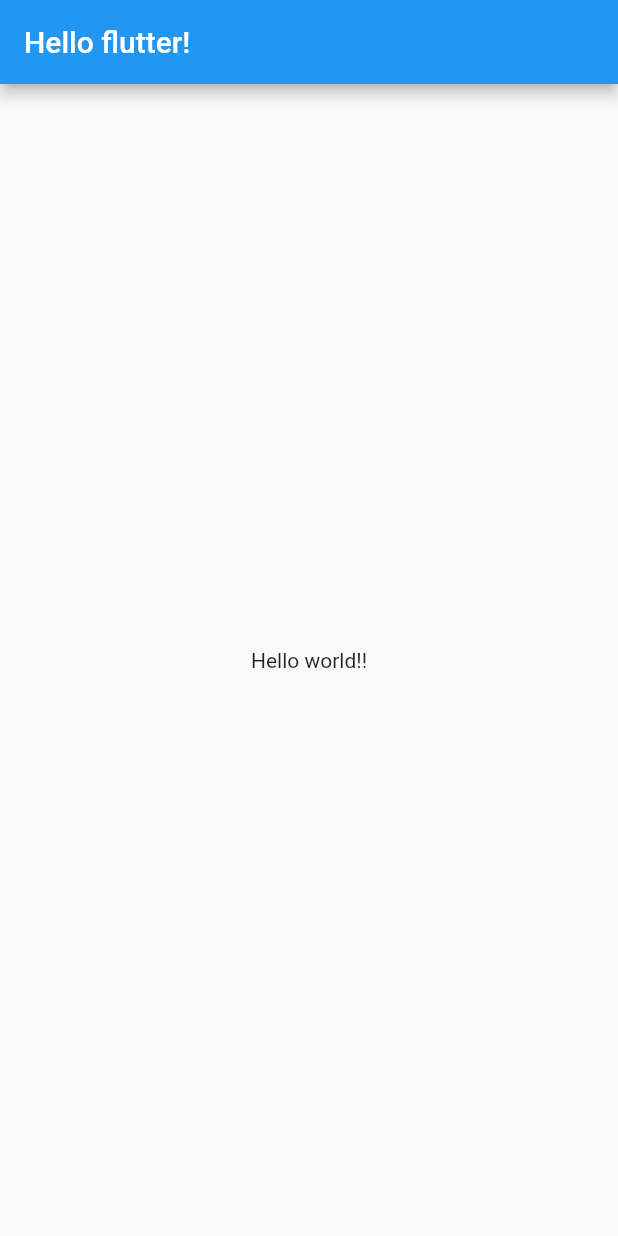
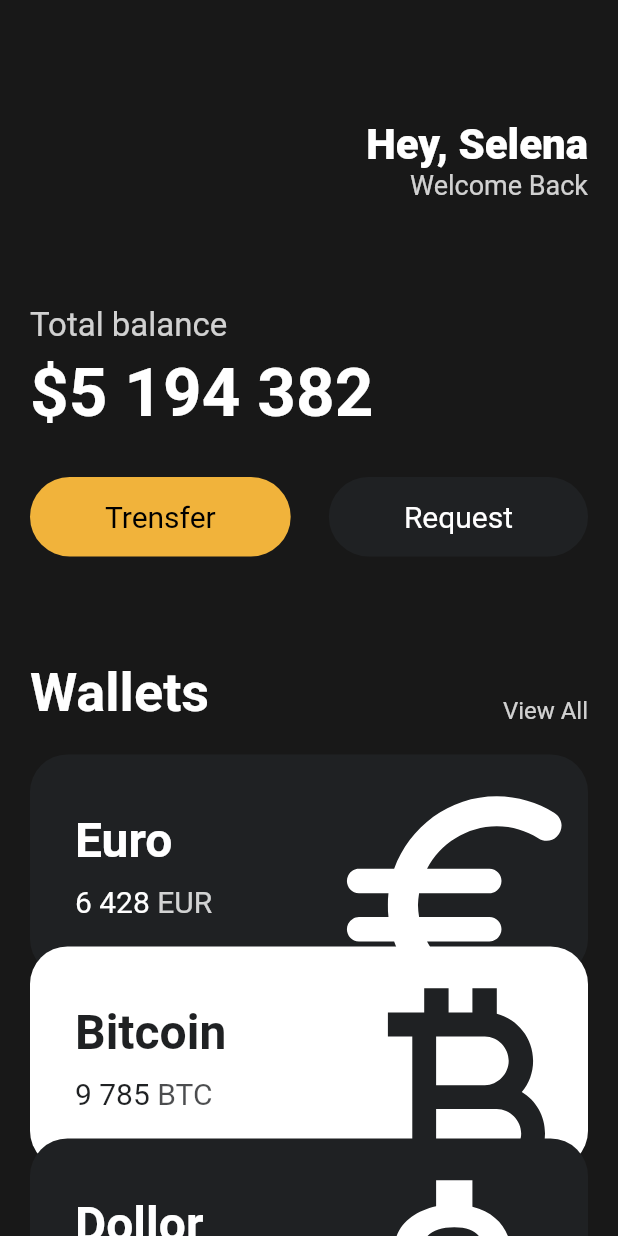
Before and after one commit to sora-yeon/flutter-toonflix, a Flutter app: the screen it shows after launch, on a phone screen of 412 x 824 dp. Run offline on Flutter 3.47's test engine with Material 2 defaults, Android fonts, the phone set to English and light mode, and no system bars.

Commit message:
StatelessWidget으로 UI 그리기

```diff
--- a/lib/main.dart
+++ b/lib/main.dart
@@ -1,8 +1,10 @@
 import 'package:flutter/material.dart';
+import 'package:toonflix/widgets/button.dart';
+import 'package:toonflix/widgets/currency_card.dart';
 
 void main() {
   // dart 프로그램의 진입점
-  runApp(App());
+  runApp(const App());
   // = runApp(new App()), dart는 new를 안써도 됨.
   // runApp(Widget)
   // ㄴ flutter widget category에서 많은 위젯을 볼 수 있음. 결국 다 custom하긴 해야될듯?
@@ -10,6 +12,8 @@ void main() {
 }
 
 class App extends StatelessWidget {
+  const App({super.key});
+
   // flutter SDK의 3개의 core Widget중 하나를 상속 받아야 함
   // StatelessWidget
   // build method
@@ -31,11 +35,138 @@ class App extends StatelessWidget {
       // scaffold가 필요함(레이아웃을 잡아주기 위함)
       // named parameter를 사용한 생성자함수를 호출한다.
       home: Scaffold(
-        appBar: AppBar(
-          title: Text("Hello flutter!"),
-        ),
-        body: Center(
-          child: Text("Hello world!!"),
+        backgroundColor: const Color(0xFF181818),
+        body: SingleChildScrollView(
+          child: Padding(
+            padding: const EdgeInsets.symmetric(
+              horizontal: 20,
+            ),
+            child: Column(
+              crossAxisAlignment: CrossAxisAlignment.start,
+              children: [
+                const SizedBox(
+                  height: 80,
+                ),
+                Row(
+                  mainAxisAlignment: MainAxisAlignment.end,
+                  children: [
+                    Column(
+                      crossAxisAlignment: CrossAxisAlignment.end,
+                      children: [
+                        const Text(
+                          'Hey, Selena',
+                          style: TextStyle(
+                            color: Colors.white,
+                            fontSize: 28,
+                            fontWeight: FontWeight.w800,
+                          ),
+                        ),
+                        Text(
+                          'Welcome Back',
+                          style: TextStyle(
+                            color: Colors.white.withOpacity(0.8),
+                            fontSize: 18,
+                          ),
+                        ),
+                      ],
+                    )
+                  ],
+                ),
+                const SizedBox(
+                  height: 70,
+                ),
+                Text(
+                  'Total balance',
+                  style: TextStyle(
+                    color: Colors.white.withOpacity(0.8),
+                    fontSize: 22,
+                  ),
+                ),
+                const SizedBox(
+                  height: 5,
+                ),
+                const Text(
+                  '\$5 194 382',
+                  style: TextStyle(
+                    color: Colors.white,
+                    fontSize: 45,
+                    fontWeight: FontWeight.w600,
+                  ),
+                ),
+                const SizedBox(
+                  height: 30,
+                ),
+                const Row(
+                  mainAxisAlignment: MainAxisAlignment.spaceBetween,
+                  children: [
+                    Button(
+                      text: 'Trensfer',
+                      bgColor: Color(0xFFF1B33B),
+                      textColor: Colors.black,
+                    ),
+                    Button(
+                      text: 'Request',
+                      bgColor: Color(0xFF1F2123),
+                      textColor: Colors.white,
+                    ),
+                  ],
+                ),
+                const SizedBox(
+                  height: 70,
+                ),
+                Row(
+                  crossAxisAlignment: CrossAxisAlignment.end,
+                  mainAxisAlignment: MainAxisAlignment.spaceBetween,
+                  children: [
+                    const Text(
+                      'Wallets',
+                      style: TextStyle(
+                          color: Colors.white,
+                          fontSize: 36,
+                          fontWeight: FontWeight.w600),
+                    ),
+                    Text(
+                      'View All',
+                      style: TextStyle(
+                        color: Colors.white.withOpacity(0.8),
+                        fontSize: 16,
+                      ),
+                    ),
+                  ],
+                ),
+                const SizedBox(
+                  height: 20,
+                ),
+                const CurrencyCard(
+                  name: 'Euro',
+                  code: 'EUR',
+                  amount: '6 428',
+                  icon: Icons.euro_rounded,
+                  isInverted: false,
+                ),
+                Transform.translate(
+                  offset: const Offset(0, -20),
+                  child: const CurrencyCard(
+                    name: 'Bitcoin',
+                    code: 'BTC',
+                    amount: '9 785',
+                    icon: Icons.currency_bitcoin,
+                    isInverted: true,
+                  ),
+                ),
+                Transform.translate(
+                  offset: const Offset(0, -40),
+                  child: const CurrencyCard(
+                    name: 'Dollor',
+                    code: 'USD',
+                    amount: '428',
+                    icon: Icons.attach_money_outlined,
+                    isInverted: false,
+                  ),
+                )
+              ],
+            ),
+          ),
         ),
       ),
     );
--- /dev/null
+++ b/lib/widgets/button.dart
@@ -0,0 +1,37 @@
+import 'package:flutter/material.dart';
+
+class Button extends StatelessWidget {
+  final String text;
+  final Color bgColor;
+  final Color textColor;
+
+  const Button({
+    super.key,
+    required this.text,
+    required this.bgColor,
+    required this.textColor,
+  });
+
+  @override
+  Widget build(BuildContext context) {
+    return Container(
+      decoration: BoxDecoration(
+        color: bgColor,
+        borderRadius: BorderRadius.circular(45),
+      ),
+      child: Padding(
+        padding: const EdgeInsets.symmetric(
+          vertical: 15,
+          horizontal: 50,
+        ),
+        child: Text(
+          text,
+          style: TextStyle(
+            color: textColor,
+            fontSize: 20,
+          ),
+        ),
+      ),
+    );
+  }
+}
--- /dev/null
+++ b/lib/widgets/currency_card.dart
@@ -0,0 +1,87 @@
+import 'package:flutter/material.dart';
+
+class CurrencyCard extends StatelessWidget {
+  final String name, code, amount;
+  final IconData icon;
+  final bool isInverted;
+
+  final blackColor = const Color(0xFF1F2123);
+
+  const CurrencyCard({
+    super.key,
+    required this.name,
+    required this.code,
+    required this.amount,
+    required this.icon,
+    required this.isInverted,
+  });
+
+  @override
+  Widget build(BuildContext context) {
+    return Container(
+      clipBehavior: Clip.hardEdge,
+      decoration: BoxDecoration(
+        color: isInverted ? Colors.white : blackColor,
+        borderRadius: BorderRadius.circular(25),
+      ),
+      child: Padding(
+        padding: const EdgeInsets.all(30),
+        child: Row(
+          mainAxisAlignment: MainAxisAlignment.spaceBetween,
+          children: [
+            Column(
+              crossAxisAlignment: CrossAxisAlignment.start,
+              children: [
+                Text(
+                  name,
+                  style: TextStyle(
+                    color: isInverted ? blackColor : Colors.white,
+                    fontSize: 32,
+                    fontWeight: FontWeight.w600,
+                  ),
+                ),
+                const SizedBox(
+                  height: 10,
+                ),
+                Row(
+                  children: [
+                    Text(
+                      amount,
+                      style: TextStyle(
+                        color: isInverted ? blackColor : Colors.white,
+                        fontSize: 20,
+                      ),
+                    ),
+                    const SizedBox(
+                      width: 5,
+                    ),
+                    Text(
+                      code,
+                      style: TextStyle(
+                        color: isInverted
+                            ? blackColor.withOpacity(0.8)
+                            : Colors.white.withOpacity(0.8),
+                        fontSize: 20,
+                      ),
+                    ),
+                  ],
+                )
+              ],
+            ),
+            Transform.scale(
+              scale: 2.2,
+              child: Transform.translate(
+                offset: const Offset(-5, 12),
+                child: Icon(
+                  icon,
+                  color: isInverted ? blackColor : Colors.white,
+                  size: 88,
+                ),
+              ),
+            )
+          ],
+        ),
+      ),
+    );
+  }
+}
```
